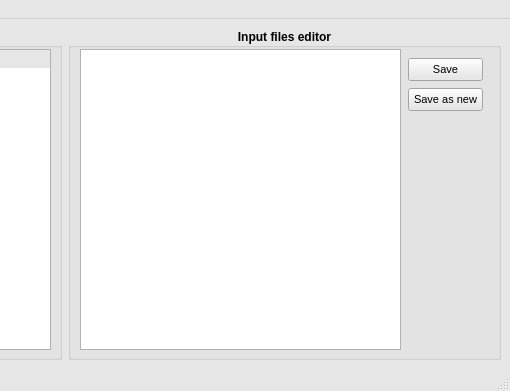
Qt form mainwindow.ui (DulovDmitry/OrcaLauncher) before a commit; both pictures show x 380 to 890 and y 0 to 391 of the 890 by 391 pixel window.
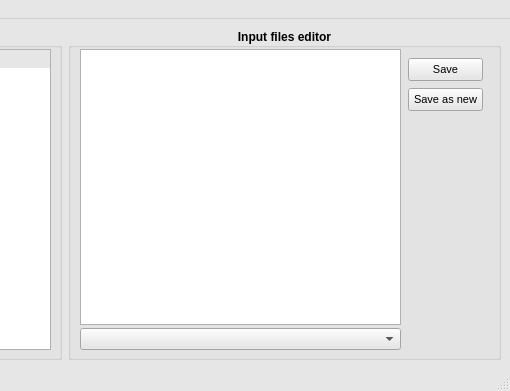
The same form after that commit.

What changed in the file:
```diff
--- a/mainwindow.ui
+++ b/mainwindow.ui
@@ -508,7 +508,7 @@
       <x>460</x>
       <y>30</y>
       <width>321</width>
-      <height>301</height>
+      <height>276</height>
      </rect>
     </property>
     <property name="font">
@@ -669,6 +669,23 @@
       <string>Save as new</string>
      </property>
     </widget>
+    <widget class="QComboBox" name="comboBox">
+     <property name="geometry">
+      <rect>
+       <x>12</x>
+       <y>300</y>
+       <width>321</width>
+       <height>22</height>
+      </rect>
+     </property>
+     <property name="font">
+      <font>
+       <pointsize>8</pointsize>
+       <weight>50</weight>
+       <bold>false</bold>
+      </font>
+     </property>
+    </widget>
    </widget>
    <zorder>groupBox</zorder>
    <zorder>groupBox_2</zorder>
```
Left out of the diff: 6 changed lines with no effect on the pictures.
